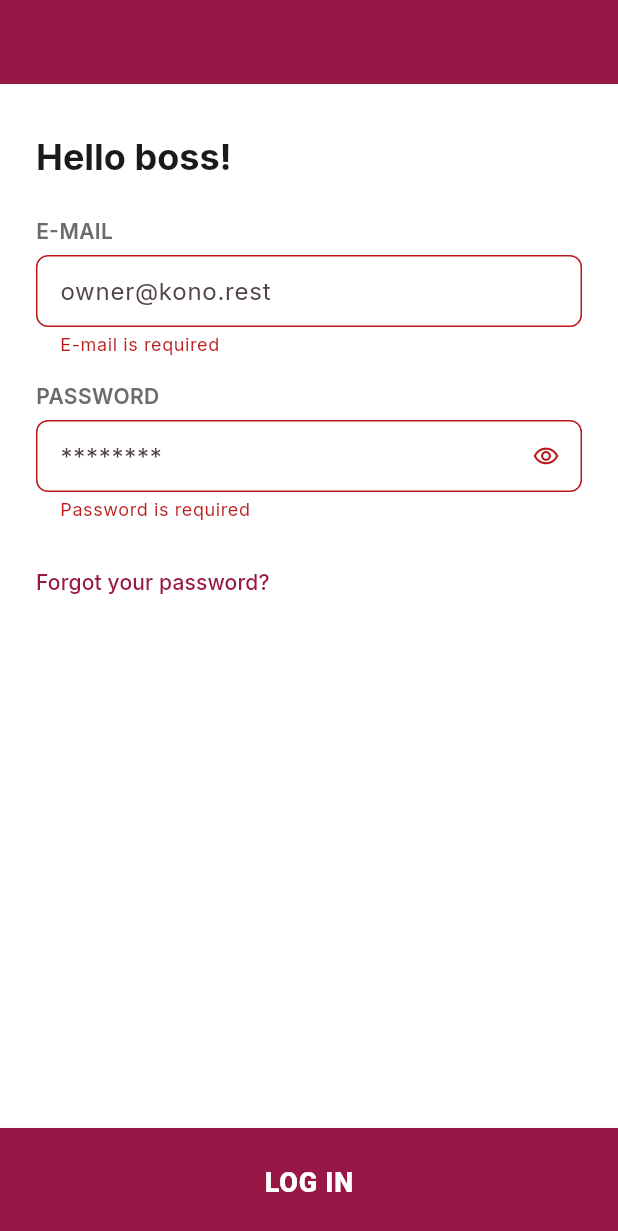
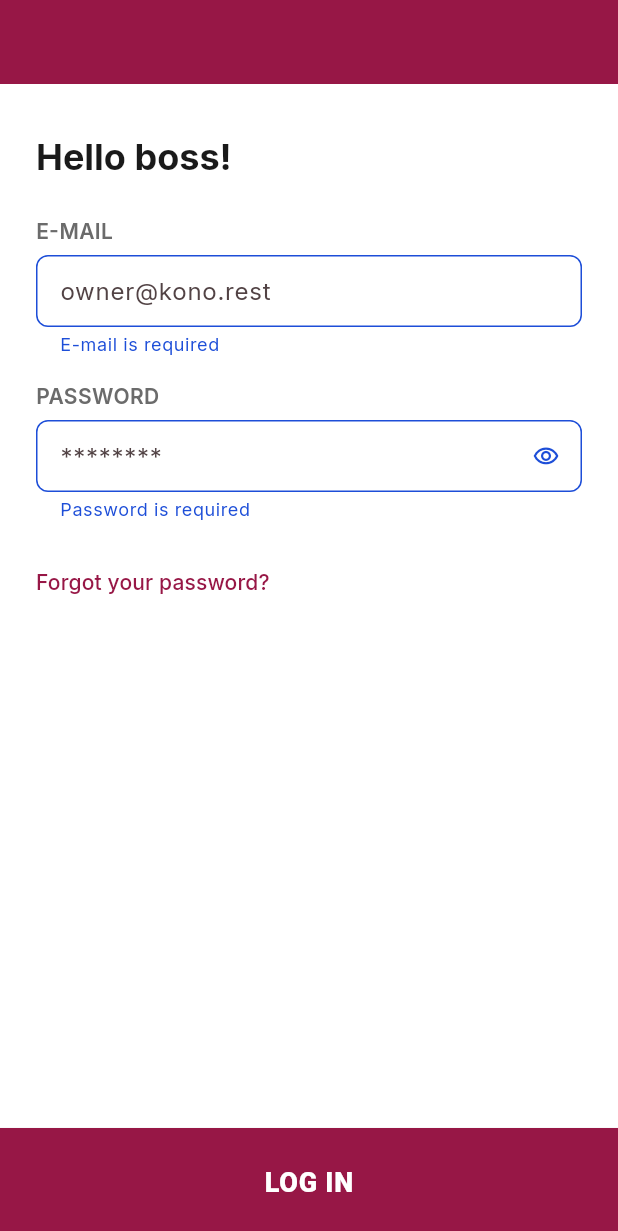
Before and after one commit to 2K-Solutions/KonoFrontend, a Flutter app: the LoginScreen screen opened by its route, after a tap on "LOG IN", on a phone screen of 412 x 824 dp. Shown: the top 1231 px of the screen. Run offline on Flutter 3.47's test engine with Material 3 defaults, Android fonts, the phone set to English and light mode, and no system bars; our stand-ins replace dio, flutter_riverpod, flutter_secure_storage, go_router; accounts and stored records are empty.

Commit message:
fix: change error color to blue

```diff
--- a/lib/core/theme.dart
+++ b/lib/core/theme.dart
@@ -6,6 +6,7 @@ class AppColors {
   static const textDark = Color(0xFF1A1A1A);
   static const textMuted = Color(0xFF6B6B6B);
   static const border = Color(0xFFE0E0E0);
+  static const error = Color(0xFF1D4ED8);
 }
 
 class AppDecorations {
@@ -27,6 +28,7 @@ final ThemeData appTheme = ThemeData(
   colorScheme: ColorScheme.fromSeed(
     seedColor: AppColors.primary,
     primary: AppColors.primary,
+    error: AppColors.error,
   ),
   appBarTheme: const AppBarTheme(
     backgroundColor: AppColors.primary,
--- a/lib/features/auth/presentation/screens/login_screen.dart
+++ b/lib/features/auth/presentation/screens/login_screen.dart
@@ -90,7 +90,7 @@ class _LoginScreenState extends ConsumerState<LoginScreen> {
               Text(widget.title, style: Theme.of(context).textTheme.headlineSmall),
               if (_errorMessage != null) ...[
                 const SizedBox(height: 12),
-                Text(_errorMessage!, style: const TextStyle(color: Colors.red)),
+                Text(_errorMessage!, style: const TextStyle(color: AppColors.error)),
               ],
               const SizedBox(height: 24),
               AppTextField(
--- a/lib/features/auth/presentation/screens/worker_registration_screen.dart
+++ b/lib/features/auth/presentation/screens/worker_registration_screen.dart
@@ -2,6 +2,7 @@ import 'package:flutter/material.dart';
 import 'package:flutter_riverpod/flutter_riverpod.dart';
 import 'package:go_router/go_router.dart';
 import 'package:konofrontend/core/routes.dart';
+import 'package:konofrontend/core/theme.dart';
 import 'package:konofrontend/core/validators.dart';
 import 'package:konofrontend/core/widgets/app_text_field.dart';
 import 'package:konofrontend/core/widgets/bottom_button_scaffold.dart';
@@ -88,7 +89,7 @@ class _WorkerRegistrationScreenState extends ConsumerState<WorkerRegistrationScr
             Text('Work with us!', style: Theme.of(context).textTheme.headlineSmall),
             if (_errorMessage != null) ...[
               const SizedBox(height: 12),
-              Text(_errorMessage!, style: const TextStyle(color: Colors.red)),
+              Text(_errorMessage!, style: const TextStyle(color: AppColors.error)),
             ],
             const SizedBox(height: 24),
             Expanded(
```
